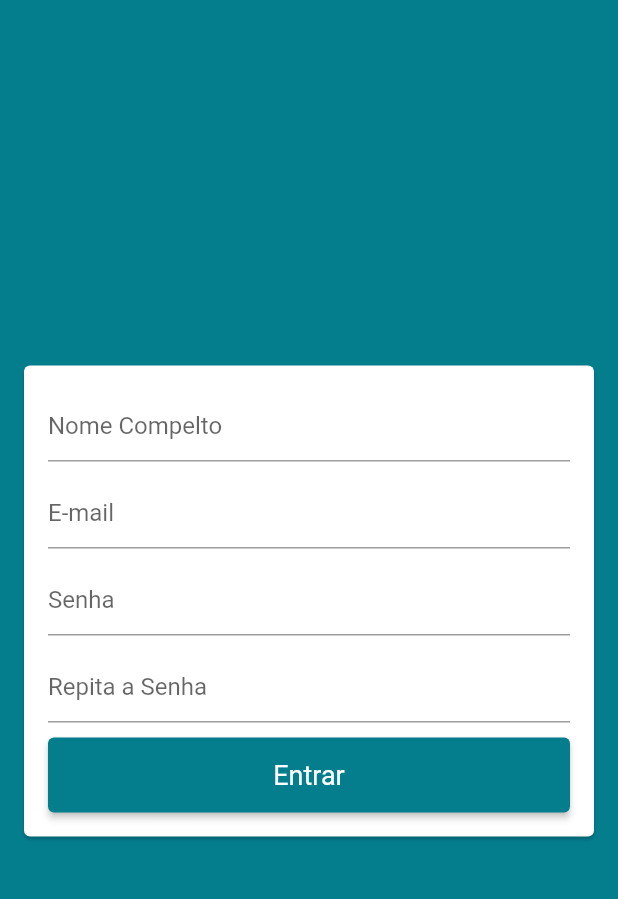
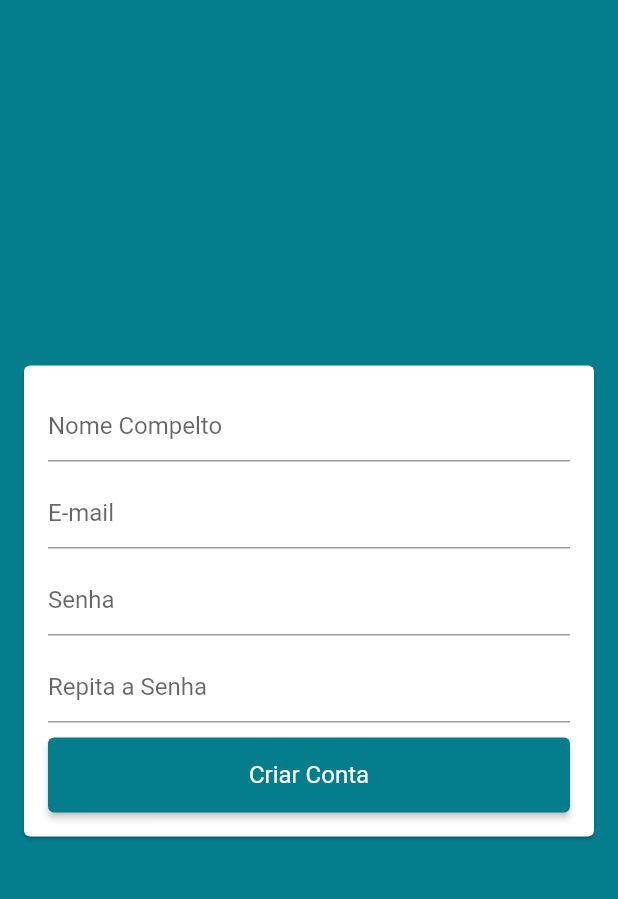
Before and after one commit to josimarminetefera/loja_virtual_completa, a Flutter app: the screen it shows after launch, after a tap on "Entrar", after a tap on "Criar Conta", on a phone screen of 412 x 824 dp, the part 59-958 px from its top. Run offline on Flutter 3.47's test engine with Material 2 defaults, Android fonts, the phone set to English and light mode, and no system bars; our stand-ins replace cloud_firestore, firebase_auth, firebase_core; accounts and stored records are empty.

Commit message:
Adicionado parâmetros dos campos.

```diff
--- a/lib/screens/criar_conta/criar_conta_screen.dart
+++ b/lib/screens/criar_conta/criar_conta_screen.dart
@@ -21,14 +21,19 @@ class CriarContaScreen extends StatelessWidget {
               const SizedBox(height: 10),
               TextFormField(
                 decoration: InputDecoration(hintText: "E-mail"),
+                keyboardType: TextInputType.emailAddress,
               ),
               const SizedBox(height: 10),
               TextFormField(
                 decoration: InputDecoration(hintText: "Senha"),
+                autocorrect: false,
+                obscureText: true,
               ),
               const SizedBox(height: 10),
               TextFormField(
                 decoration: InputDecoration(hintText: "Repita a Senha"),
+                autocorrect: false,
+                obscureText: true,
               ),
               const SizedBox(height: 10),
               SizedBox(
@@ -37,10 +42,10 @@ class CriarContaScreen extends StatelessWidget {
                   style: ElevatedButton.styleFrom(
                     primary: Theme.of(context).primaryColor,
                     textStyle: TextStyle(
-                      fontSize: 18,
+                      fontSize: 16,
                     ),
                   ),
-                  child: Text("Entrar"),
+                  child: Text("Criar Conta"),
                   onPressed: () {},
                 ),
               )
--- a/lib/screens/login/login_screen.dart
+++ b/lib/screens/login/login_screen.dart
@@ -72,10 +72,10 @@ class LoginScreen extends StatelessWidget {
       children: [
         TextFormField(
           controller: emailController,
-          keyboardType: TextInputType.emailAddress,
           decoration: const InputDecoration(
             hintText: "E-mail",
           ),
+          keyboardType: TextInputType.emailAddress,
           autocorrect: false,
           enabled: !context.read<UsuarioManager>().carregando,
           validator: (valor) {
@@ -112,7 +112,7 @@ class LoginScreen extends StatelessWidget {
         style: ElevatedButton.styleFrom(
           primary: Theme.of(context).primaryColor,
           textStyle: TextStyle(
-            fontSize: 18,
+            fontSize: 16,
           ),
         ),
         child: usuarioManager.carregando
```
